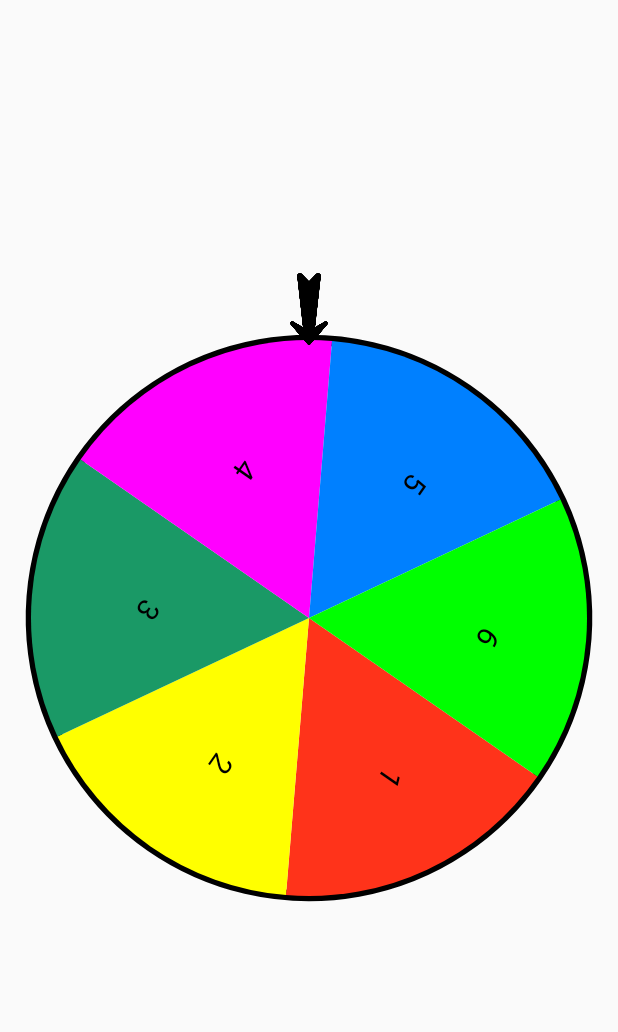
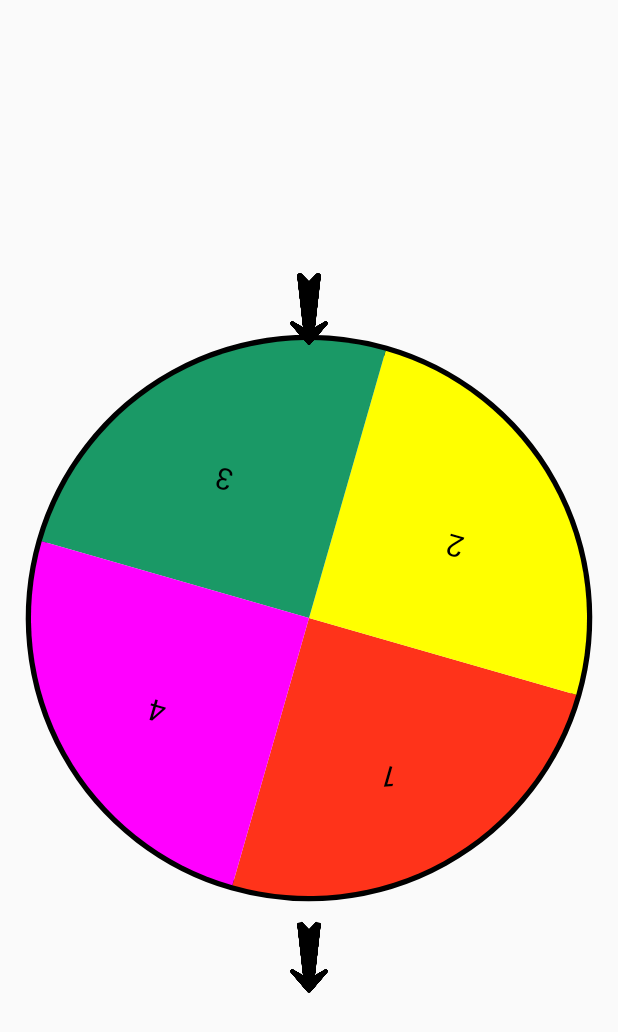
Before and after one commit to hyeok713/Cheater, an Android app built with Jetpack Compose: the screen it shows after launch (MainActivity), after a tap on "Start Button", on a phone screen of 412 x 824 dp. Shown: the top 1032 px of the screen. Run offline under Robolectric (Android 15) with nearby library versions, the phone set to English and light mode, and no system bars.

Commit message:
fix: target angle logic

```diff
--- a/app/src/main/java/com/hackvem/games/RouletteView.kt
+++ b/app/src/main/java/com/hackvem/games/RouletteView.kt
@@ -4,8 +4,10 @@ import androidx.compose.animation.core.FastOutSlowInEasing
 import androidx.compose.animation.core.animateFloatAsState
 import androidx.compose.animation.core.tween
 import androidx.compose.foundation.Canvas
-import androidx.compose.foundation.clickable
-import androidx.compose.foundation.layout.*
+import androidx.compose.foundation.layout.BoxWithConstraints
+import androidx.compose.foundation.layout.fillMaxSize
+import androidx.compose.foundation.layout.offset
+import androidx.compose.foundation.layout.size
 import androidx.compose.material3.Icon
 import androidx.compose.material3.IconButton
 import androidx.compose.runtime.*
@@ -41,11 +43,11 @@ private val COLOR_LIST = listOf(
 
 @Composable
 fun RouletteWheel(
-    userList: List<String> = listOf("1", "2", "3", "4","5","6"),
-    targetUser: Int = 0,
+    userList: List<String> = listOf("1", "2", "3", "4"),
+    targetUser: Int = -1,
 ) {
     // 20 turn + random / 20 turn + target angle
-    val targetValue: Float = getTargetAngle(targetUser, userList.size)
+    var targetValue: Float = getTargetAngle(targetUser, userList.size)
 
     // set colors randomly
     val colors = COLOR_LIST.shuffled().subList(0, userList.size)
@@ -60,7 +62,7 @@ fun RouletteWheel(
         val animatedProgress by animateFloatAsState(
             targetValue = if (!isStarted) 0f else targetValue,
             animationSpec = tween(
-                durationMillis = 5000,
+                durationMillis = if (isStarted) 1000 else 1000,
                 easing = FastOutSlowInEasing,
             ),
             finishedListener = {
@@ -103,6 +105,30 @@ fun RouletteWheel(
                 }
             }
         }
+
+        when (isFinished) {
+            true -> {
+                IconButton(
+                    onClick = {
+                        isStarted = false
+                        isFinished = false
+                        targetValue = getTargetAngle(targetUser, userList.size)
+                    },
+                    modifier = Modifier
+                        .size(48.dp)
+                        .offset(0.dp, maxWidth / 2 + 20.dp)
+                ) {
+                    Icon(
+                        painter = painterResource(id = R.drawable.ic_arrow),
+                        contentDescription = "Arrow Icon",
+                    )
+                }
+            }
+
+            false -> {
+
+            }
+        }
     }
 }
 
@@ -140,7 +166,7 @@ private fun DrawScope.drawRouletteWheel(
     }
 
     repeat(itemList.size) { index ->
-        val startAngle = angle * index - 90
+        val startAngle = -(angle * index) - (90 + angle)
 
         // Draw the split part
         drawArc(
@@ -185,14 +211,16 @@ fun PreviewRouletteWheel() {
  * specify angle for target. otherwise get random angle
  */
 private fun getTargetAngle(targetIndex: Int, size: Int): Float {
-    return (
-            (if (targetIndex >= 0) {
-                val value = ROUND_ANGLE.toInt() - random(ROUND_ANGLE.toInt() / size)
-                println(ROUND_ANGLE.toInt() - random(ROUND_ANGLE.toInt() / size))
-                value
-            } else {
-                random(ROUND_ANGLE.toInt())
-            }) + 3600).toFloat()
+    val result = if (targetIndex + 1 > 0) {
+        val angle = ROUND_ANGLE.toInt() / size
+        val maxAngle = (targetIndex + 1) * angle
+        rand(maxAngle, maxAngle - angle + 1)
+    } else {
+        rand(ROUND_ANGLE.toInt())
+    }.toFloat()
+
+    println("result: $result")
+    return result
 }
 
 /**
@@ -200,4 +228,4 @@ private fun getTargetAngle(targetIndex: Int, size: Int): Float {
  * @param bound Int
  * @param from Int
  */
-fun random(bound: Int, from: Int = 0) = Random().nextInt(bound) + from
+fun rand(to: Int, from: Int = 0) : Int = Random().nextInt(to - from) + from
```
